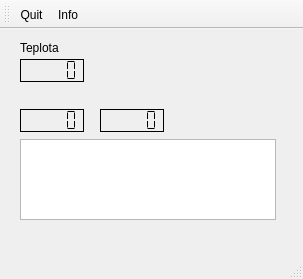
maruncz/RaspberryPI-tablet, file RaspberryPI/mainwindow.ui: the form before one commit.
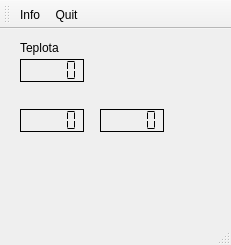
The form after the commit. Icons and pictures are not drawn.

Commit message: On branch master 	modified:   RaspberryPI/main.cpp 	modified:   RaspberryPI/mainwindow.cpp 	modified:   RaspberryPI/mainwindow.h 	modified:   RaspberryPI/mainwindow.ui 	modified:   RaspberryPI/rpi.cpp 	modified:   RaspberryPI/rpi.h

Diff of the .ui file:
```diff
--- a/RaspberryPI/mainwindow.ui
+++ b/RaspberryPI/mainwindow.ui
@@ -6,8 +6,8 @@
    <rect>
     <x>0</x>
     <y>0</y>
-    <width>303</width>
-    <height>279</height>
+    <width>231</width>
+    <height>245</height>
    </rect>
   </property>
   <property name="windowTitle">
@@ -84,16 +84,6 @@
      <string>Teplota</string>
     </property>
    </widget>
-   <widget class="QListWidget" name="listWidget">
-    <property name="geometry">
-     <rect>
-      <x>20</x>
-      <y>110</y>
-      <width>256</width>
-      <height>81</height>
-     </rect>
-    </property>
-   </widget>
   </widget>
   <widget class="QMenuBar" name="menuBar">
    <property name="geometry">
@@ -112,8 +102,8 @@
    <attribute name="toolBarBreak">
     <bool>false</bool>
    </attribute>
-   <addaction name="actionQuit"/>
    <addaction name="actionInfo"/>
+   <addaction name="actionQuit"/>
   </widget>
   <widget class="QStatusBar" name="statusBar"/>
   <action name="actionQuit">
```
Left out of the diff: 2 changed lines with no effect on the pictures. The commit also changes 5 other files.
